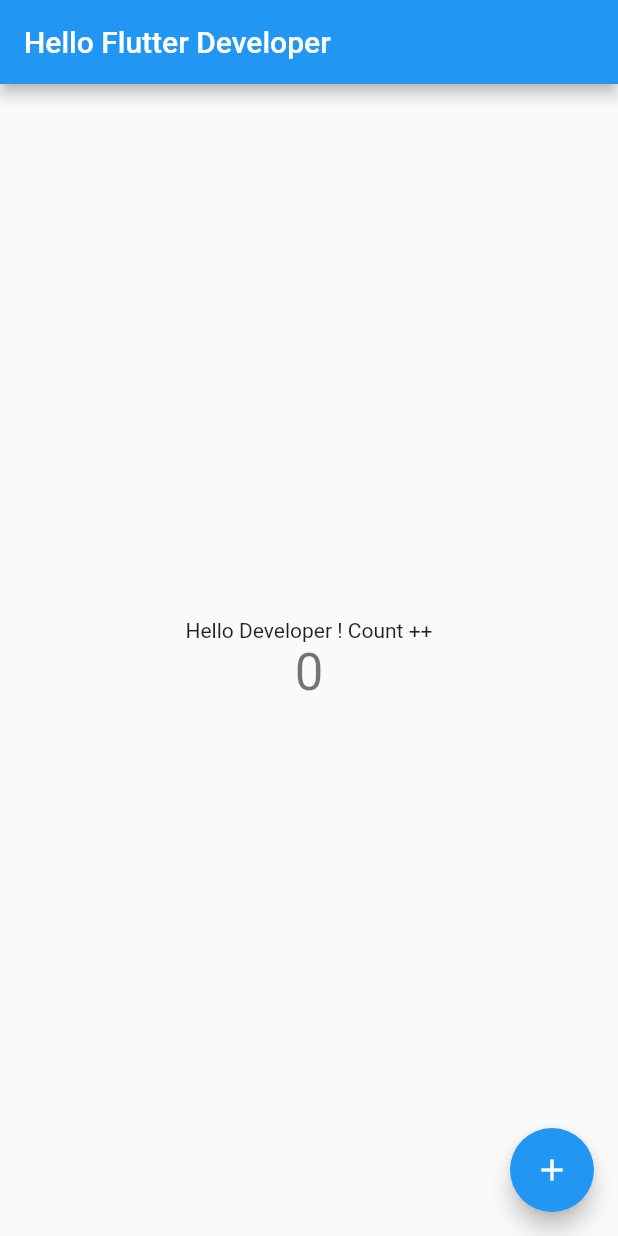
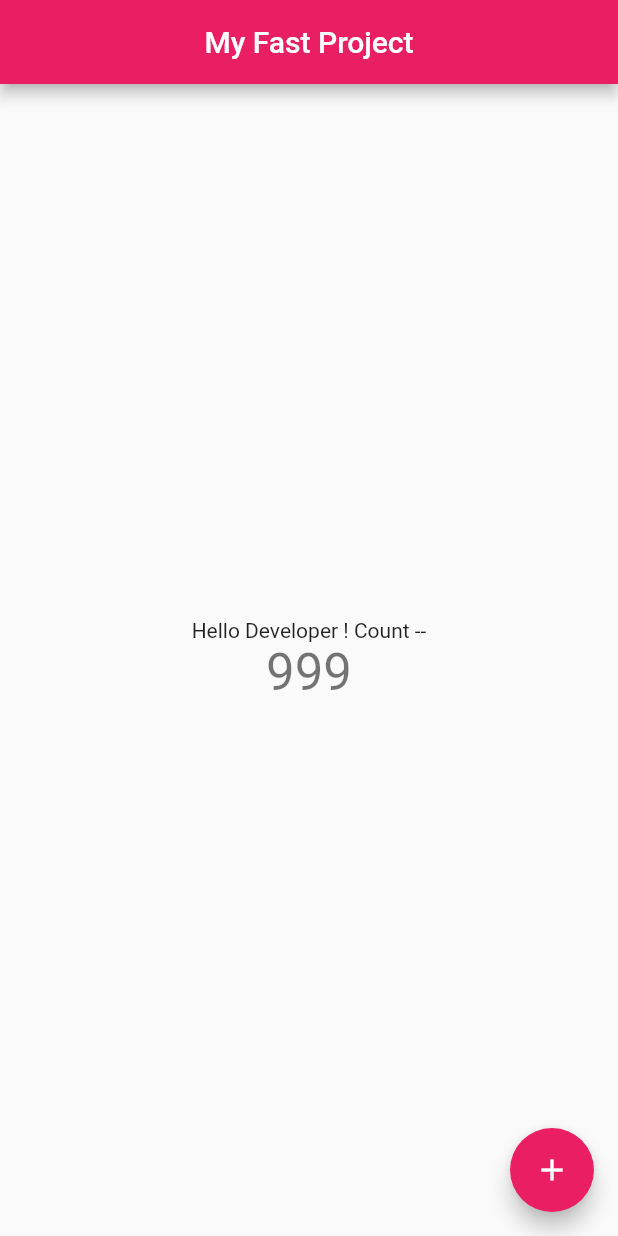
Before and after one commit to dev-mhrony/Fast-Flutter-Project, a Flutter app: the screen it shows after launch, on a phone screen of 412 x 824 dp. Run offline on Flutter 3.47's test engine with Material 2 defaults, Android fonts, the phone set to English and light mode, and no system bars.

Commit message:
Last update - 07/08/2022

```diff
--- a/lib/main.dart
+++ b/lib/main.dart
@@ -15,11 +15,11 @@ class MyApp extends StatelessWidget {
       title: 'Project 01',
       theme: ThemeData(
         //
-        primarySwatch: Colors.blue,
+        primarySwatch: Colors.pink,
       ),
       // App Name / Topbar Title
 
-      home: const MyHomePage(title: 'Hello Flutter Developer'),
+      home: const MyHomePage(title: 'My Fast Project'),
     );
   }
 }
@@ -36,12 +36,13 @@ class MyHomePage extends StatefulWidget {
 }
 
 class _MyHomePageState extends State<MyHomePage> {
-  int _counter = 0;
+  // Defolt Value in Count Project
+  int _counter = 999;
 
   void _incrementCounter() {
     setState(() {
       //App Fungtionality Section
-      _counter++;
+      _counter--;
     });
   }
 
@@ -50,6 +51,7 @@ class _MyHomePageState extends State<MyHomePage> {
     // App Body Section
     return Scaffold(
       appBar: AppBar(
+        centerTitle: true,
         title: Text(widget.title),
       ),
       body: Center(
@@ -58,7 +60,7 @@ class _MyHomePageState extends State<MyHomePage> {
           mainAxisAlignment: MainAxisAlignment.center,
           children: <Widget>[
             const Text(
-              'Hello Developer ! Count ++',
+              'Hello Developer ! Count --',
             ),
             Text(
               '$_counter',
```
